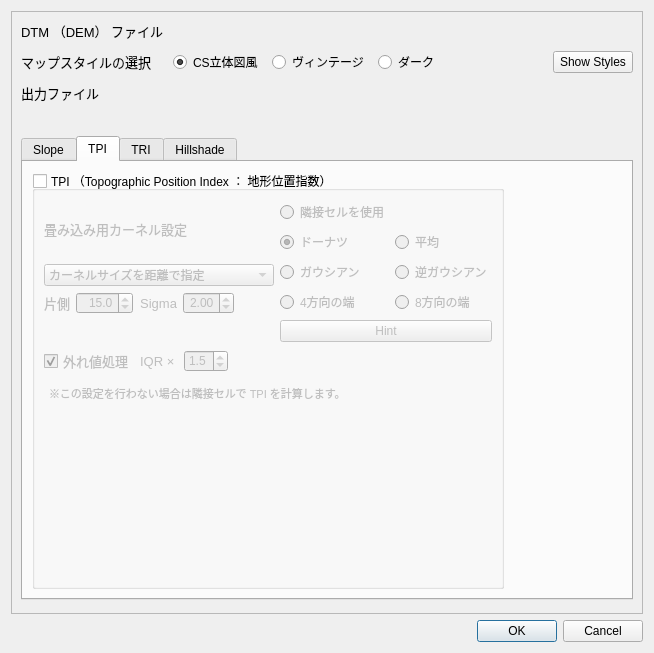
This is views/generate_topography_dialog_base.ui in shingo405nagano/generating_topoglaphic_maps as Qt 5 draws it before an edit. The edited form follows.
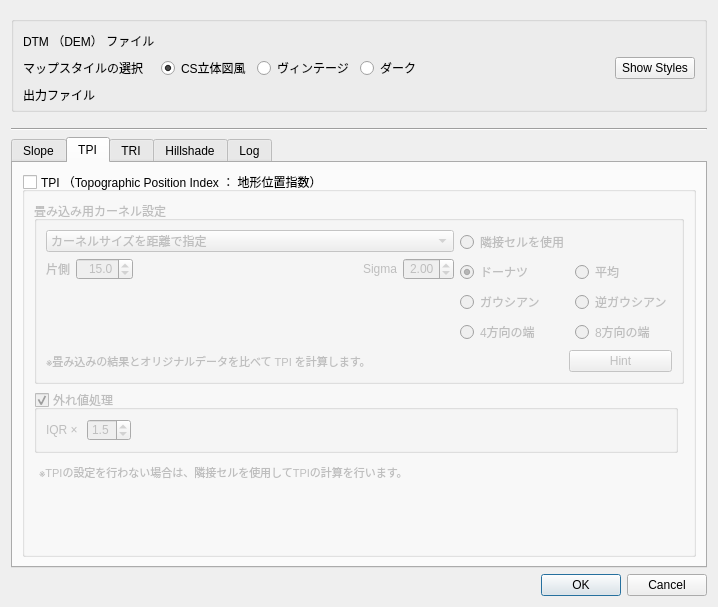
This is the edited form. The open tabs and pages were chosen to show the change. Custom widgets are drawn as their Qt base class.

Diff of the .ui file:
```diff
--- a/views/generate_topography_dialog_base.ui
+++ b/views/generate_topography_dialog_base.ui
@@ -6,8 +6,8 @@
    <rect>
     <x>0</x>
     <y>0</y>
-    <width>654</width>
-    <height>653</height>
+    <width>638</width>
+    <height>607</height>
    </rect>
   </property>
   <property name="windowTitle">
@@ -20,22 +20,25 @@
   </property>
   <layout class="QVBoxLayout" name="verticalLayout_2">
    <item>
-    <widget class="QFrame" name="frame">
+    <widget class="QGroupBox" name="groupBox_2">
      <property name="styleSheet">
-      <string notr="true">QFrame{
-    font-size: 10pt;
+      <string notr="true">QGroupBox {
+	margin: 5% 0% 10% 0%;
 }</string>
      </property>
-     <property name="frameShape">
-      <enum>QFrame::StyledPanel</enum>
+     <property name="title">
+      <string/>
      </property>
-     <property name="frameShadow">
-      <enum>QFrame::Raised</enum>
-     </property>
-     <layout class="QVBoxLayout" name="verticalLayout">
-      <property name="spacing">
+     <layout class="QVBoxLayout" name="verticalLayout_4">
+      <property name="leftMargin">
        <number>9</number>
       </property>
+      <property name="topMargin">
+       <number>15</number>
+      </property>
+      <property name="bottomMargin">
+       <number>15</number>
+      </property>
       <item>
        <layout class="QGridLayout" name="gL">
         <item row="1" column="0">
@@ -118,16 +121,22 @@
          </widget>
         </item>
        </layout>
+      </item>
+     </layout>
+    </widget>
       </item>
       <item>
-       <widget class="QLabel" name="l_6">
-        <property name="text">
-         <string/>
+    <widget class="Line" name="line">
+     <property name="orientation">
+      <enum>Qt::Horizontal</enum>
         </property>
        </widget>
       </item>
       <item>
        <widget class="QTabWidget" name="tW">
+     <property name="styleSheet">
+      <string notr="true"/>
+     </property>
         <property name="currentIndex">
          <number>1</number>
         </property>
@@ -239,20 +248,135 @@
              <bool>false</bool>
             </property>
             <layout class="QGridLayout" name="gridLayout_4">
-             <item row="3" column="0" colspan="2">
-              <widget class="QTextBrowser" name="tB_3">
-               <property name="html">
-                <string>&lt;!DOCTYPE HTML PUBLIC &quot;-//W3C//DTD HTML 4.0//EN&quot; &quot;http://www.w3.org/TR/REC-html40/strict.dtd&quot;&gt;
-&lt;html&gt;&lt;head&gt;&lt;meta name=&quot;qrichtext&quot; content=&quot;1&quot; /&gt;&lt;style type=&quot;text/css&quot;&gt;
-p, li { white-space: pre-wrap; }
-&lt;/style&gt;&lt;/head&gt;&lt;body style=&quot; font-family:'MS UI Gothic'; font-size:10pt; font-weight:400; font-style:normal;&quot;&gt;
-&lt;p style=&quot; margin-top:0px; margin-bottom:0px; margin-left:0px; margin-right:0px; -qt-block-indent:0; text-indent:0px;&quot;&gt;&lt;span style=&quot; font-size:8pt;&quot;&gt;※この設定を行わない場合は隣接セルで TPI を計算します。&lt;/span&gt;&lt;/p&gt;
-&lt;p style=&quot;-qt-paragraph-type:empty; margin-top:12px; margin-bottom:12px; margin-left:0px; margin-right:0px; -qt-block-indent:0; text-indent:0px;&quot;&gt;&lt;br /&gt;&lt;/p&gt;
-&lt;p style=&quot;-qt-paragraph-type:empty; margin-top:12px; margin-bottom:12px; margin-left:0px; margin-right:0px; -qt-block-indent:0; text-indent:0px; font-size:8pt;&quot;&gt;&lt;br /&gt;&lt;/p&gt;&lt;/body&gt;&lt;/html&gt;</string>
-               </property>
-              </widget>
+          <item row="4" column="0">
+           <spacer name="vS_3">
+            <property name="orientation">
+             <enum>Qt::Vertical</enum>
+            </property>
+            <property name="sizeHint" stdset="0">
+             <size>
+              <width>20</width>
+              <height>40</height>
+             </size>
+            </property>
+           </spacer>
+          </item>
+          <item row="0" column="0" colspan="2">
+           <widget class="QGroupBox" name="gB_1">
+            <property name="title">
+             <string>畳み込み用カーネル設定</string>
+            </property>
+            <property name="checkable">
+             <bool>false</bool>
+            </property>
+            <layout class="QGridLayout" name="gridLayout">
+             <item row="0" column="0">
+              <layout class="QVBoxLayout" name="vL_2">
+               <item>
+                <widget class="QComboBox" name="cmbBox_Kernel">
+                 <property name="minimumSize">
+                  <size>
+                   <width>0</width>
+                   <height>0</height>
+                  </size>
+                 </property>
+                 <item>
+                  <property name="text">
+                   <string>カーネルサイズを距離で指定</string>
+                  </property>
+                 </item>
+                 <item>
+                  <property name="text">
+                   <string>カーネルサイズをセル数で指定</string>
+                  </property>
+                 </item>
+                </widget>
+               </item>
+               <item>
+                <layout class="QGridLayout" name="gL_4">
+                 <item row="0" column="5">
+                  <widget class="QgsDoubleSpinBox" name="spinBoxF_GaussSigma">
+                   <property name="alignment">
+                    <set>Qt::AlignRight|Qt::AlignTrailing|Qt::AlignVCenter</set>
+                   </property>
+                   <property name="maximum">
+                    <double>5.000000000000000</double>
+                   </property>
+                   <property name="value">
+                    <double>2.000000000000000</double>
+                   </property>
+                  </widget>
+                 </item>
+                 <item row="0" column="3">
+                  <spacer name="hS_1">
+                   <property name="orientation">
+                    <enum>Qt::Horizontal</enum>
+                   </property>
+                   <property name="sizeHint" stdset="0">
+                    <size>
+                     <width>40</width>
+                     <height>20</height>
+                    </size>
+                   </property>
+                  </spacer>
              </item>
              <item row="0" column="1">
+                  <widget class="QLabel" name="l_15">
+                   <property name="text">
+                    <string>片側</string>
+                   </property>
+                   <property name="alignment">
+                    <set>Qt::AlignRight|Qt::AlignTrailing|Qt::AlignVCenter</set>
+                   </property>
+                   <property name="indent">
+                    <number>-1</number>
+                   </property>
+                  </widget>
+                 </item>
+                 <item row="0" column="4">
+                  <widget class="QLabel" name="l_4">
+                   <property name="text">
+                    <string>Sigma</string>
+                   </property>
+                   <property name="alignment">
+                    <set>Qt::AlignRight|Qt::AlignTrailing|Qt::AlignVCenter</set>
+                   </property>
+                   <property name="indent">
+                    <number>-1</number>
+                   </property>
+                  </widget>
+                 </item>
+                 <item row="0" column="2">
+                  <widget class="QgsDoubleSpinBox" name="spinBoxF_KernelSize">
+                   <property name="alignment">
+                    <set>Qt::AlignRight|Qt::AlignTrailing|Qt::AlignVCenter</set>
+                   </property>
+                   <property name="decimals">
+                    <number>1</number>
+                   </property>
+                   <property name="maximum">
+                    <double>500.000000000000000</double>
+                   </property>
+                   <property name="singleStep">
+                    <double>0.500000000000000</double>
+                   </property>
+                   <property name="value">
+                    <double>15.000000000000000</double>
+                   </property>
+                  </widget>
+                 </item>
+                 <item row="1" column="1" colspan="5">
+                  <widget class="QLabel" name="l_17">
+                   <property name="text">
+                    <string>　　　　　　　　　　　　　　　　　　　　　　　　　　　　　　　　　　</string>
+                   </property>
+                  </widget>
+                 </item>
+                </layout>
+               </item>
+              </layout>
+             </item>
+             <item row="0" column="1" colspan="2">
               <layout class="QGridLayout" name="gL_5">
                <item row="1" column="1">
                 <widget class="QRadioButton" name="radioBtn_MeanKernel">
@@ -314,9 +438,38 @@
                </item>
               </layout>
              </item>
+             <item row="1" column="2">
+              <widget class="QPushButton" name="btn_ShowTpiHint">
+               <property name="text">
+                <string>Hint</string>
+               </property>
+              </widget>
+             </item>
+             <item row="1" column="0" colspan="2">
+              <widget class="QLabel" name="label">
+               <property name="font">
+                <font>
+                 <pointsize>8</pointsize>
+                </font>
+               </property>
+               <property name="text">
+                <string>※畳み込みの結果とオリジナルデータを比べて TPI を計算します。</string>
+               </property>
+              </widget>
+             </item>
+            </layout>
+           </widget>
+          </item>
              <item row="2" column="0">
-              <layout class="QGridLayout" name="gL_9">
-               <item row="0" column="1">
+           <widget class="QGroupBox" name="gpBox_TpiOutTreatment">
+            <property name="title">
+             <string>外れ値処理</string>
+            </property>
+            <property name="checkable">
+             <bool>true</bool>
+            </property>
+            <layout class="QHBoxLayout" name="horizontalLayout">
+             <item>
                 <widget class="QLabel" name="l_9">
                  <property name="text">
                   <string>IQR × </string>
@@ -326,7 +479,7 @@
                  </property>
                 </widget>
                </item>
-               <item row="0" column="2">
+             <item>
                 <widget class="QgsDoubleSpinBox" name="spinBoxF_TpiThres">
                  <property name="decimals">
                   <number>1</number>
@@ -345,23 +498,8 @@
                  </property>
                 </widget>
                </item>
-               <item row="0" column="0">
-                <widget class="QCheckBox" name="checkBox_TpiOutTreatment">
-                 <property name="font">
-                  <font>
-                   <pointsize>10</pointsize>
-                  </font>
-                 </property>
-                 <property name="text">
-                  <string>外れ値処理</string>
-                 </property>
-                 <property name="checked">
-                  <bool>true</bool>
-                 </property>
-                </widget>
-               </item>
-               <item row="0" column="3">
-                <spacer name="horizontalSpacer_2">
+             <item>
+              <spacer name="hS_3">
                  <property name="orientation">
                   <enum>Qt::Horizontal</enum>
                  </property>
@@ -374,139 +512,17 @@
                 </spacer>
                </item>
               </layout>
-             </item>
-             <item row="0" column="0">
-              <layout class="QVBoxLayout" name="vL_2">
-               <item>
-                <widget class="QLabel" name="l_7">
-                 <property name="font">
-                  <font>
-                   <pointsize>10</pointsize>
-                   <weight>50</weight>
-                   <bold>false</bold>
-                   <stylestrategy>PreferDefault</stylestrategy>
-                   <kerning>true</kerning>
-                  </font>
-                 </property>
-                 <property name="text">
-                  <string>畳み込み用カーネル設定</string>
-                 </property>
-                </widget>
-               </item>
-               <item>
-                <widget class="QComboBox" name="cmbBox_Kernel">
-                 <property name="minimumSize">
-                  <size>
-                   <width>0</width>
-                   <height>0</height>
-                  </size>
-                 </property>
-                 <item>
-                  <property name="text">
-                   <string>カーネルサイズを距離で指定</string>
-                  </property>
-                 </item>
-                 <item>
-                  <property name="text">
-                   <string>カーネルサイズをセル数で指定</string>
-                  </property>
-                 </item>
-                </widget>
-               </item>
-               <item>
-                <layout class="QGridLayout" name="gridLayout_2">
-                 <item row="0" column="3">
-                  <widget class="QLabel" name="l_4">
-                   <property name="text">
-                    <string>Sigma</string>
-                   </property>
-                   <property name="alignment">
-                    <set>Qt::AlignRight|Qt::AlignTrailing|Qt::AlignVCenter</set>
-                   </property>
-                   <property name="indent">
-                    <number>-1</number>
-                   </property>
-                  </widget>
-                 </item>
-                 <item row="0" column="4">
-                  <widget class="QgsDoubleSpinBox" name="spinBoxF_GaussSigma">
-                   <property name="alignment">
-                    <set>Qt::AlignRight|Qt::AlignTrailing|Qt::AlignVCenter</set>
-                   </property>
-                   <property name="maximum">
-                    <double>5.000000000000000</double>
-                   </property>
-                   <property name="value">
-                    <double>2.000000000000000</double>
-                   </property>
-                  </widget>
-                 </item>
-                 <item row="0" column="1">
-                  <widget class="QLabel" name="l_15">
-                   <property name="text">
-                    <string>片側</string>
-                   </property>
-                   <property name="alignment">
-                    <set>Qt::AlignRight|Qt::AlignTrailing|Qt::AlignVCenter</set>
-                   </property>
-                   <property name="indent">
-                    <number>-1</number>
-                   </property>
-                  </widget>
-                 </item>
-                 <item row="0" column="2">
-                  <widget class="QgsDoubleSpinBox" name="spinBoxF_KernelSize">
-                   <property name="alignment">
-                    <set>Qt::AlignRight|Qt::AlignTrailing|Qt::AlignVCenter</set>
-                   </property>
-                   <property name="decimals">
-                    <number>1</number>
-                   </property>
-                   <property name="maximum">
-                    <double>500.000000000000000</double>
-                   </property>
-                   <property name="singleStep">
-                    <double>0.500000000000000</double>
-                   </property>
-                   <property name="value">
-                    <double>15.000000000000000</double>
-                   </property>
-                  </widget>
-                 </item>
-                 <item row="0" column="5">
-                  <spacer name="horizontalSpacer_4">
-                   <property name="orientation">
-                    <enum>Qt::Horizontal</enum>
-                   </property>
-                   <property name="sizeHint" stdset="0">
-                    <size>
-                     <width>40</width>
-                     <height>20</height>
-                    </size>
-                   </property>
-                  </spacer>
-                 </item>
-                </layout>
-               </item>
-              </layout>
-             </item>
-             <item row="4" column="0">
-              <spacer name="vS_3">
-               <property name="orientation">
-                <enum>Qt::Vertical</enum>
-               </property>
-               <property name="sizeHint" stdset="0">
-                <size>
-                 <width>20</width>
-                 <height>40</height>
-                </size>
-               </property>
-              </spacer>
-             </item>
-             <item row="1" column="1">
-              <widget class="QPushButton" name="btn_ShowTpiHint">
-               <property name="text">
-                <string>Hint</string>
+           </widget>
+          </item>
+          <item row="3" column="0" colspan="2">
+           <widget class="QTextBrowser" name="tB_3">
+            <property name="html">
+             <string>&lt;!DOCTYPE HTML PUBLIC &quot;-//W3C//DTD HTML 4.0//EN&quot; &quot;http://www.w3.org/TR/REC-html40/strict.dtd&quot;&gt;
+&lt;html&gt;&lt;head&gt;&lt;meta name=&quot;qrichtext&quot; content=&quot;1&quot; /&gt;&lt;style type=&quot;text/css&quot;&gt;
+p, li { white-space: pre-wrap; }
+&lt;/style&gt;&lt;/head&gt;&lt;body style=&quot; font-family:'MS UI Gothic'; font-size:9pt; font-weight:400; font-style:normal;&quot;&gt;
+&lt;p style=&quot; margin-top:0px; margin-bottom:0px; margin-left:0px; margin-right:0px; -qt-block-indent:0; text-indent:0px;&quot;&gt;&lt;span style=&quot; font-size:8pt;&quot;&gt;※TPIの設定を行わない場合は、隣接セルを使用してTPIの計算を行います。&lt;/span&gt;&lt;/p&gt;
+&lt;p style=&quot;-qt-paragraph-type:empty; margin-top:0px; margin-bottom:0px; margin-left:0px; margin-right:0px; -qt-block-indent:0; text-indent:0px; font-size:8pt;&quot;&gt;&lt;br /&gt;&lt;/p&gt;&lt;/body&gt;&lt;/html&gt;</string>
                </property>
               </widget>
              </item>
@@ -836,10 +852,20 @@
           </item>
          </layout>
         </widget>
-       </widget>
+     <widget class="QWidget" name="LogTab">
+      <attribute name="title">
+       <string>Log</string>
+      </attribute>
+      <layout class="QVBoxLayout" name="verticalLayout_6">
+       <item>
+        <widget class="QTextBrowser" name="textBrowser_Log"/>
+       </item>
+      </layout>
+     </widget>
+    </widget>
       </item>
       <item>
-       <spacer name="vS_5">
+    <spacer name="vS_1">
         <property name="orientation">
          <enum>Qt::Vertical</enum>
         </property>
@@ -850,9 +876,6 @@
          </size>
         </property>
        </spacer>
-      </item>
-     </layout>
-    </widget>
    </item>
    <item>
     <widget class="QDialogButtonBox" name="button_box">
```
Left out of the diff: 203 changed lines with no effect on the pictures. Lines whose indentation alone changed are shown as unchanged.
